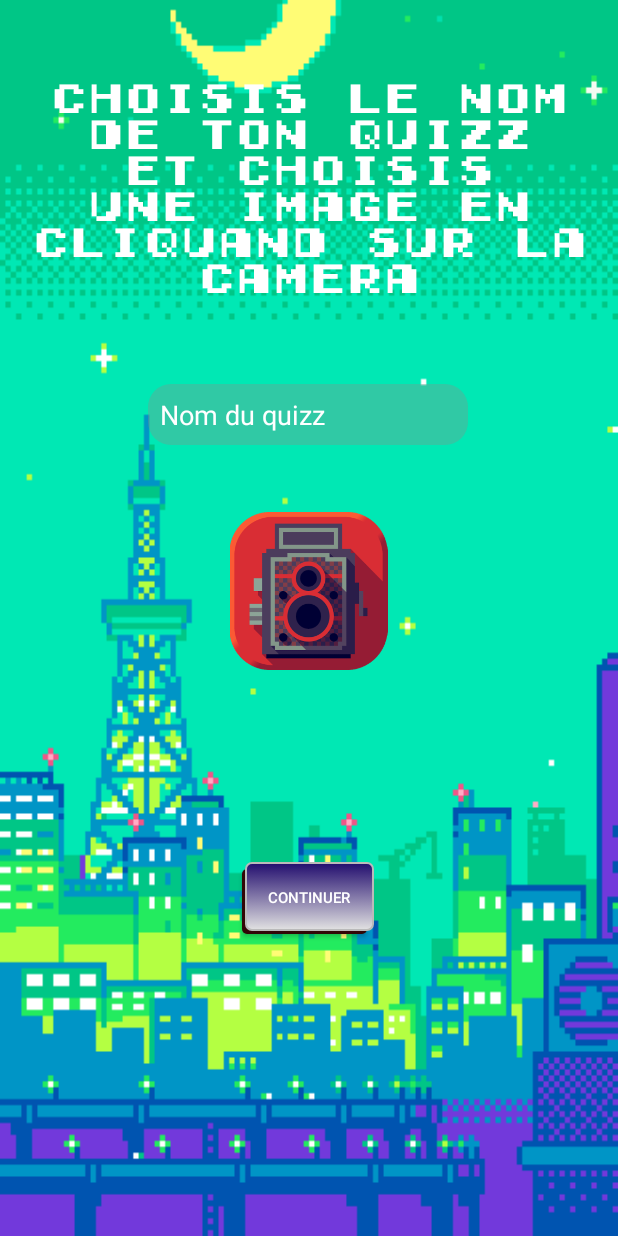
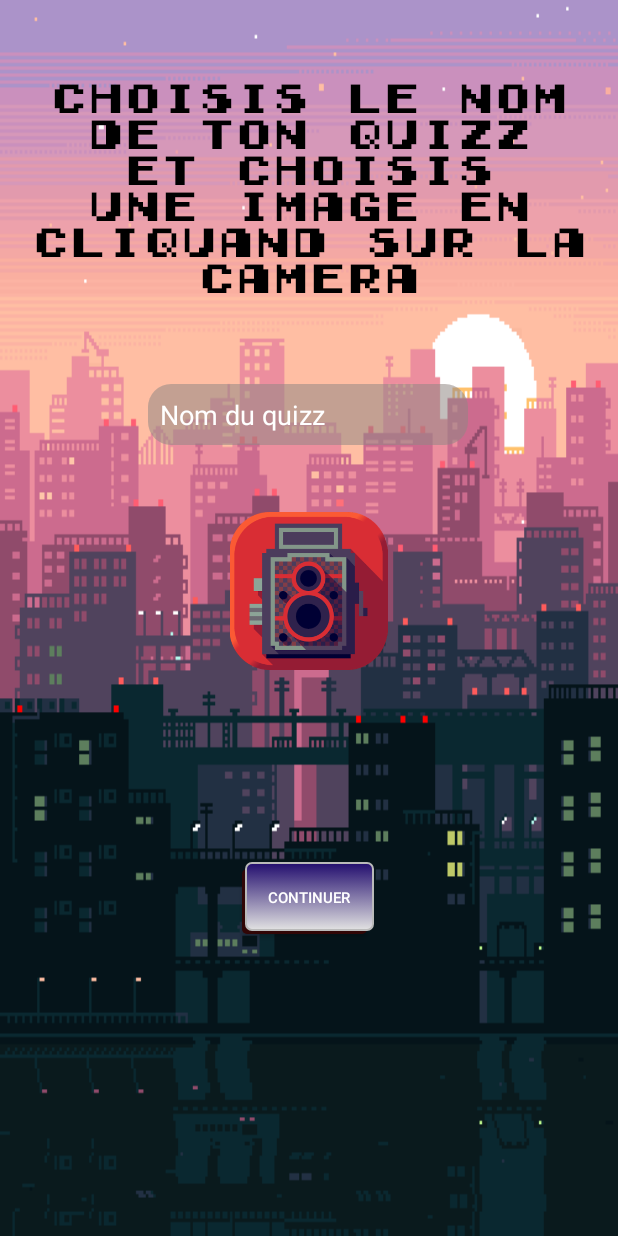
Before and after one commit to Rikcore/Wild-Tech-Quizz-by-Bug-Busterz-Corp, an Android app: the CreateQuizActivity screen opened directly, with no data from a screen before it, on a phone screen of 412 x 824 dp. Run offline under Robolectric (Android 15) with nearby library versions, the light colour scheme and no system bars; our stand-ins replace Firebase (no records; nobody signed in at launch, a user with empty details on screens opened directly), Picasso; libraries missing offline, so code that uses them is left out: pl.droidsonroids.gif; plain views replace GifTextView.

Commit message:
last commit de la mort

```diff
--- a/app/src/main/java/bugbusterzcorp/wildtechquizz/CreateQuizActivity.java
+++ b/app/src/main/java/bugbusterzcorp/wildtechquizz/CreateQuizActivity.java
@@ -92,6 +92,7 @@ public class CreateQuizActivity extends AppCompatActivity {
 
         Typeface game_font = Typeface.createFromAsset(getAssets(), "fonts/Gamegirl.ttf");
         textViewQuizzEtape.setTypeface(game_font);
+        textViewQuestionCount.setTypeface(game_font);
         user = FirebaseAuth.getInstance().getCurrentUser();
         if (user != null) {
             final String uid = user.getUid();
@@ -111,7 +112,7 @@ public class CreateQuizActivity extends AppCompatActivity {
                         quizzName = editTextQuizzName.getText().toString();
                         textViewQuizzEtape.setTextSize(18);
                         textViewQuizzEtape.setText(getString(R.string.CreateQuizz)+" "+TOTAL_QUESTION+" "+getString(R.string.questionsDuQuizz));
-                        textViewQuestionCount.setTextSize(15);
+                        textViewQuestionCount.setTextSize(12);
                         editTextQuizzName.setVisibility(View.INVISIBLE);
                         buttonContinue.setVisibility(View.INVISIBLE);
                         imageViewPhoto.setVisibility(View.INVISIBLE);
--- a/app/src/main/java/bugbusterzcorp/wildtechquizz/ScoreActivity.java
+++ b/app/src/main/java/bugbusterzcorp/wildtechquizz/ScoreActivity.java
@@ -113,7 +113,7 @@ public class ScoreActivity extends AppCompatActivity{
         final int score = scoreIntent.getIntExtra("score", 0);
         Intent sendIntent = new Intent();
         sendIntent.setAction(Intent.ACTION_SEND);
-        sendIntent.putExtra(Intent.EXTRA_TEXT, getString(R.string.monScore) + score +"/"+TOTAL_QUESTION+" "+getString(R.string.quizzName) );
+        sendIntent.putExtra(Intent.EXTRA_TEXT, getString(R.string.monScore)+" " + score +"/"+TOTAL_QUESTION+" "+getString(R.string.quizzName) );
         sendIntent.setType("text/plain");
         startActivity(Intent.createChooser(sendIntent, getResources().getText(R.string.send_to)));
     }
--- a/app/src/main/res/drawable/rounded_edittext.xml
+++ b/app/src/main/res/drawable/rounded_edittext.xml
@@ -2,7 +2,7 @@
 <!--  res/drawable/rounded_edittext.xml -->
 <shape xmlns:android="http://schemas.android.com/apk/res/android"
     android:shape="rectangle" android:padding="10dp" >
-    <solid android:color="#54928885" />
+    <solid android:color="#8b928885" />
     <corners
         android:bottomRightRadius="15dp"
         android:bottomLeftRadius="15dp"
--- a/app/src/main/res/layout/activity_create_quiz.xml
+++ b/app/src/main/res/layout/activity_create_quiz.xml
@@ -14,7 +14,7 @@
         app:layout_constraintLeft_toLeftOf="parent"
         app:layout_constraintRight_toRightOf="parent"
         app:layout_constraintTop_toTopOf="parent"
-        android:background="@drawable/city5"
+        android:background="@drawable/city"
         app:layout_constraintHorizontal_bias="0.0"
         app:layout_constraintVertical_bias="1.0" />
 
@@ -147,6 +147,7 @@
             android:id="@+id/radioButtonFirstChoice"
             android:layout_width="wrap_content"
             android:layout_height="71dp"
+            android:buttonTint="@color/white"
 
             />
 
@@ -154,7 +155,9 @@
             android:id="@+id/radioButtonSecondChoice"
             android:layout_width="wrap_content"
             android:layout_height="90dp"
-            tools:layout_editor_absoluteX="29dp" />
+            android:buttonTint="@color/white"
+            tools:layout_editor_absoluteX="29dp"
+            />
     </RadioGroup>
 
     <EditText
@@ -194,7 +197,7 @@
         android:gravity="center_vertical"
         android:text="@string/choisis_le_nom_de_ton_quizz"
         android:textAlignment="center"
-        android:textColor="@color/white"
+        android:textColor="@color/black"
         android:textColorHint="@color/white"
         android:textSize="30dp"
         app:layout_constraintBottom_toTopOf="@+id/editTextQuizzName"
--- a/app/src/main/res/values/strings.xml
+++ b/app/src/main/res/values/strings.xml
@@ -4,8 +4,8 @@
     <string name="send_to">mon score est de</string>
     <string name="charte"><a href="http://www.wild-tech-quizz.kevin.anin.com"> J\'ai lu et j\'accepte les CGU</a></string>
     <string name="QuizzNameImage">Ton quizz a besoin d\'un nom et d\'une image !</string>
-    <string name="CreateQuizz">Maintenant créée tes</string>
-    <string name="questionsDuQuizz">questions</string>
+    <string name="CreateQuizz">Maintenant crée tes</string>
+    <string name="questionsDuQuizz">questions et coche la bonne réponse</string>
     <string name="placeAuxQuestions">Titre OK, place aux questions !</string>
     <string name="QuestionEnregistree">Quesion enregistrée !</string>
     <string name="BuzzerSend">Enfin, appuie sur le buzzer pour envoyer ton quizz !</string>
@@ -36,8 +36,8 @@
     <string name="scoreIntermediaire">Not bad !</string>
     <string name="scoreBeauGosse">Beau gosse !</string>
     <string name="LeaveComment">Laisse nous un petit commentaire !</string>
-    <string name="monScore">J\'ai réalisé le score de</string>
-    <string name="quizzName">sur Wild Tech Quiz. Rejoins-moi vite !</string>
+    <string name="monScore">J\'ai réalisé le score de </string>
+    <string name="quizzName"> sur Wild Tech Quiz. Rejoins-moi vite !</string>
     <string name="continuer">Continuer</string>
     <string name="tapez_votre_question">Tapez votre question</string>
     <string name="entrez_le_premier_choix">Entrez le premier choix</string>
```
